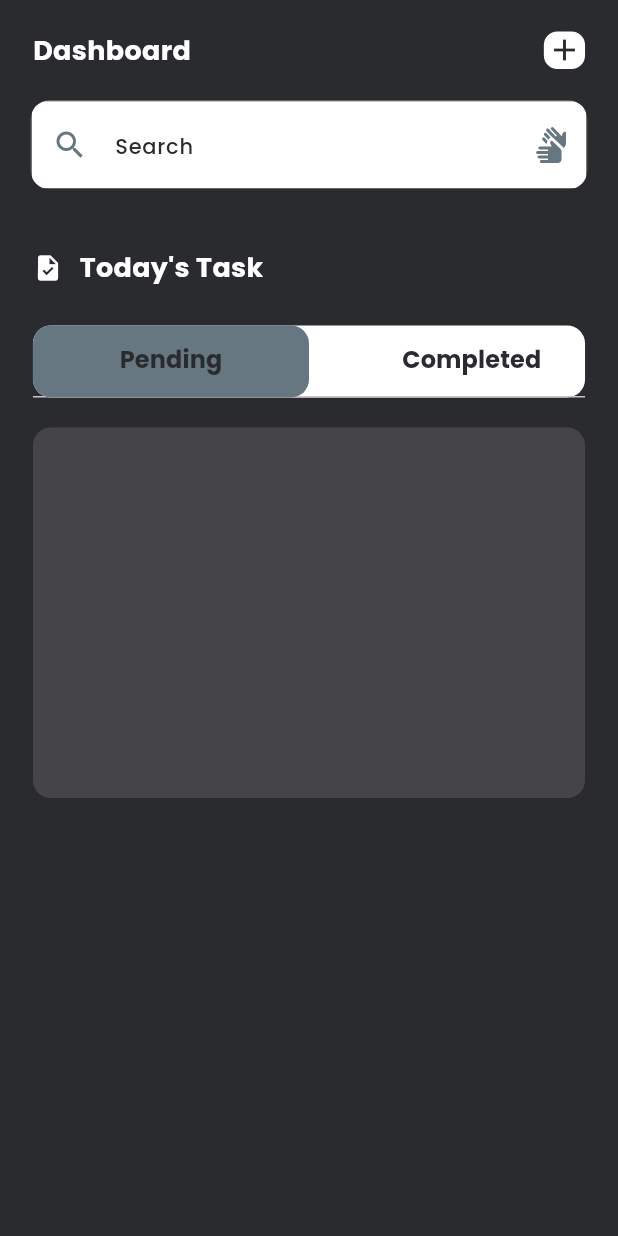
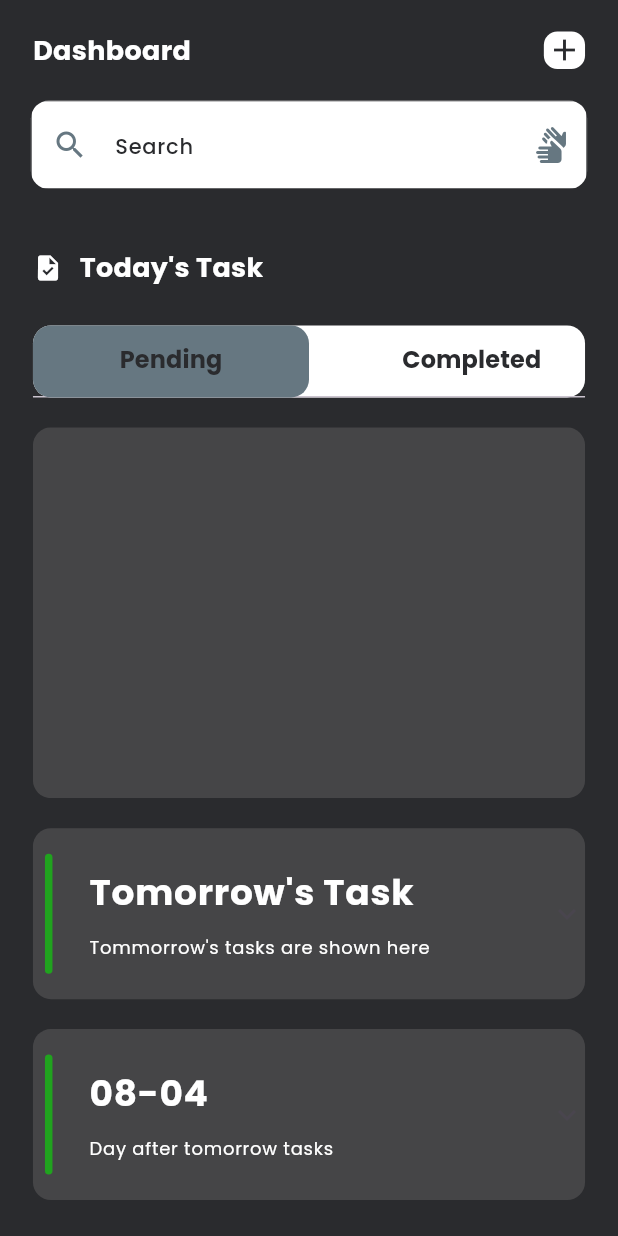
Before and after one commit to banku27/Task-Management-Firebase, a Flutter app: the screen it shows after launch, on a phone screen of 412 x 824 dp. Run offline on Flutter 3.47's test engine with Material 2 defaults, Android fonts, the phone set to English and light mode, and no system bars; our stand-ins replace country_picker, flutter_riverpod, flutter_screenutil, google_fonts, ionicons, pinput and 1 more.

Commit message:
pending tab homescreen

```diff
--- a/lib/common/widgets/expansion_tile.dart
+++ b/lib/common/widgets/expansion_tile.dart
@@ -5,7 +5,16 @@ import 'package:todo_with_firebase/common/widgets/titles.dart';
 class ExpandsionTile extends StatelessWidget {
   final String text;
   final String text2;
-  const ExpandsionTile({super.key, required this.text, required this.text2});
+  final void Function(bool)? onExpansionChanged;
+  final List<Widget> children;
+  final Widget? trailing;
+  const ExpandsionTile(
+      {super.key,
+      required this.text,
+      required this.text2,
+      this.onExpansionChanged,
+      required this.children,
+      this.trailing});
 
   @override
   Widget build(BuildContext context) {
@@ -17,14 +26,22 @@ class ExpandsionTile extends StatelessWidget {
         ),
       ),
       child: Theme(
-          data: Theme.of(context).copyWith(
-            dividerColor: Colors.transparent,
-          ),
-          child: ExpansionTile(
-              title: BottomTitles(
+        data: Theme.of(context).copyWith(
+          dividerColor: Colors.transparent,
+        ),
+        child: ExpansionTile(
+          tilePadding: EdgeInsets.zero,
+          childrenPadding: EdgeInsets.zero,
+          trailing: trailing,
+          onExpansionChanged: onExpansionChanged,
+          controlAffinity: ListTileControlAffinity.trailing,
+          title: BottomTitles(
             text: text,
             text2: text2,
-          ))),
+          ),
+          children: children,
+        ),
+      ),
     );
   }
 }
--- a/lib/features/todo/pages/homepage.dart
+++ b/lib/features/todo/pages/homepage.dart
@@ -4,6 +4,7 @@ import 'package:flutter_screenutil/flutter_screenutil.dart';
 import 'package:todo_with_firebase/common/utils/constants.dart';
 import 'package:todo_with_firebase/common/widgets/app_style.dart';
 import 'package:todo_with_firebase/common/widgets/custom_text_field.dart';
+import 'package:todo_with_firebase/common/widgets/expansion_tile.dart';
 import 'package:todo_with_firebase/common/widgets/height_spacer.dart';
 import 'package:todo_with_firebase/common/widgets/reusable_text.dart';
 import 'package:todo_with_firebase/common/widgets/width_spacer.dart';
@@ -172,13 +173,31 @@ class _HomePageState extends ConsumerState<HomePage>
                   borderRadius: BorderRadius.all(
                     Radius.circular(AppConstants.kRadius),
                   ),
-                  child: TabBarView(controller: tabController, children: [
-                    Container(
-                      color: AppConstants.kBkLight,
-                      height: AppConstants.kHeight * 0.3,
-                    ),
-                  ]),
+                  child: TabBarView(
+                    controller: tabController,
+                    children: [
+                      Container(
+                        color: AppConstants.kBkLight,
+                        height: AppConstants.kHeight * 0.3,
+                      ),
+                    ],
+                  ),
                 ),
+              ),
+              const HeightSpacer(size: 20),
+              const ExpandsionTile(
+                text: "Tomorrow's Task",
+                text2: "Tommorrow's tasks are shown here",
+                children: [],
+              ),
+              const HeightSpacer(size: 20),
+              ExpandsionTile(
+                text: DateTime.now()
+                    .add(const Duration(days: 2))
+                    .toString()
+                    .substring(5, 10),
+                text2: "Day after tomorrow tasks",
+                children: const [],
               )
             ],
           ),
```
